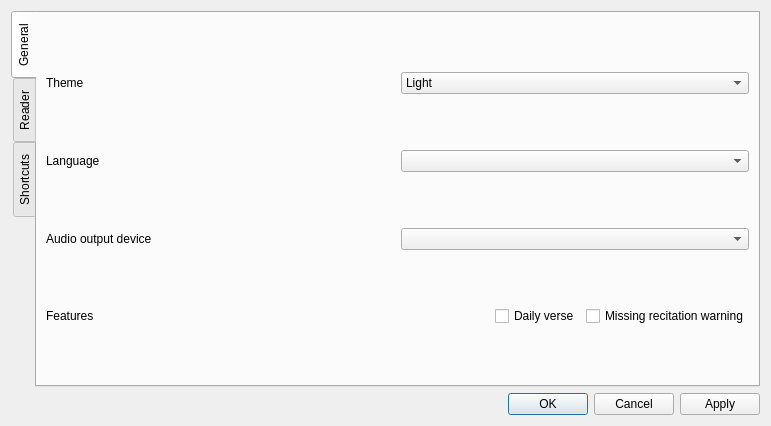
Before: the Qt Designer form src/dialogs/settingsdialog.ui in 0xzer0x/quran-companion, drawn with Qt 5.
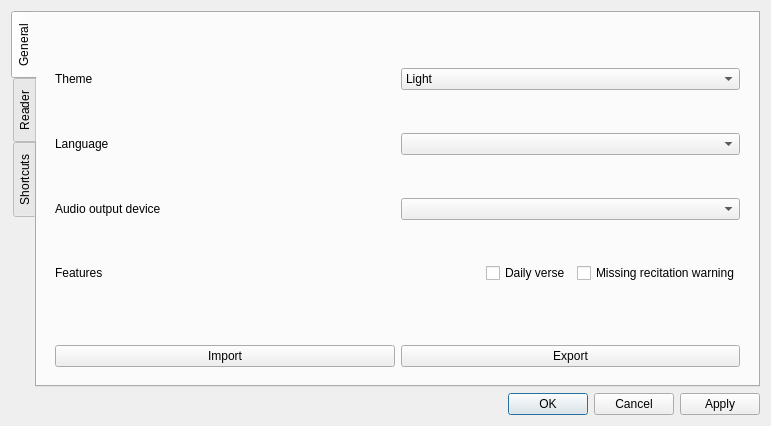
After: the same form once the commit is applied. The open tabs and pages were chosen to show the change.

Commit message: feat: add dialog for selecting what to export/import and add import/export buttons to settings dialog

The edit to the form file:
```diff
--- a/src/dialogs/settingsdialog.ui
+++ b/src/dialogs/settingsdialog.ui
@@ -38,6 +38,9 @@
       <attribute name="title">
        <string>General</string>
       </attribute>
+      <layout class="QVBoxLayout" name="verticalLayout_7" stretch="1,0">
+       <item>
+        <widget class="QFrame" name="frmGeneral">
       <layout class="QVBoxLayout" name="verticalLayout_2">
        <item>
         <layout class="QHBoxLayout" name="horizontalLayout">
@@ -134,6 +137,29 @@
           </widget>
          </item>
         </layout>
+          </item>
+         </layout>
+        </widget>
+       </item>
+       <item>
+        <widget class="QFrame" name="frmImportExport">
+         <layout class="QHBoxLayout" name="horizontalLayout_6">
+          <item>
+           <widget class="QPushButton" name="btnImport">
+            <property name="text">
+             <string>Import</string>
+            </property>
+           </widget>
+          </item>
+          <item>
+           <widget class="QPushButton" name="btnExport">
+            <property name="text">
+             <string>Export</string>
+            </property>
+           </widget>
+          </item>
+         </layout>
+        </widget>
        </item>
       </layout>
      </widget>
```
Left out of the diff: 2 changed lines with no effect on the pictures. Lines whose indentation alone changed are shown as unchanged. The commit also changes 13 other files.
